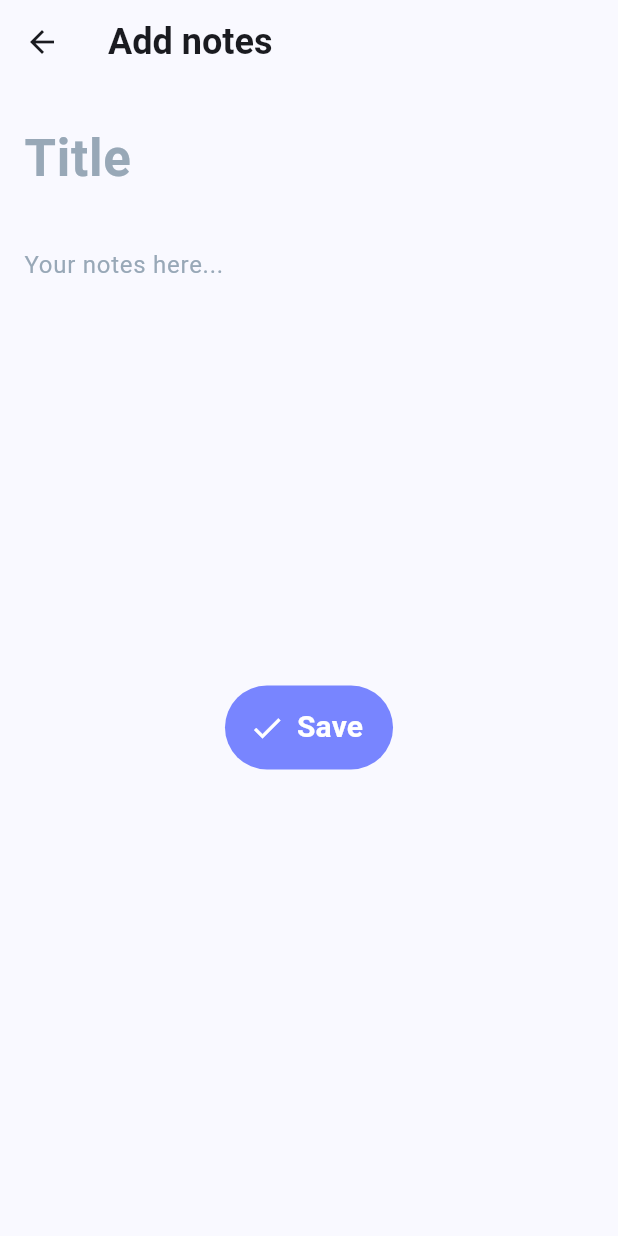
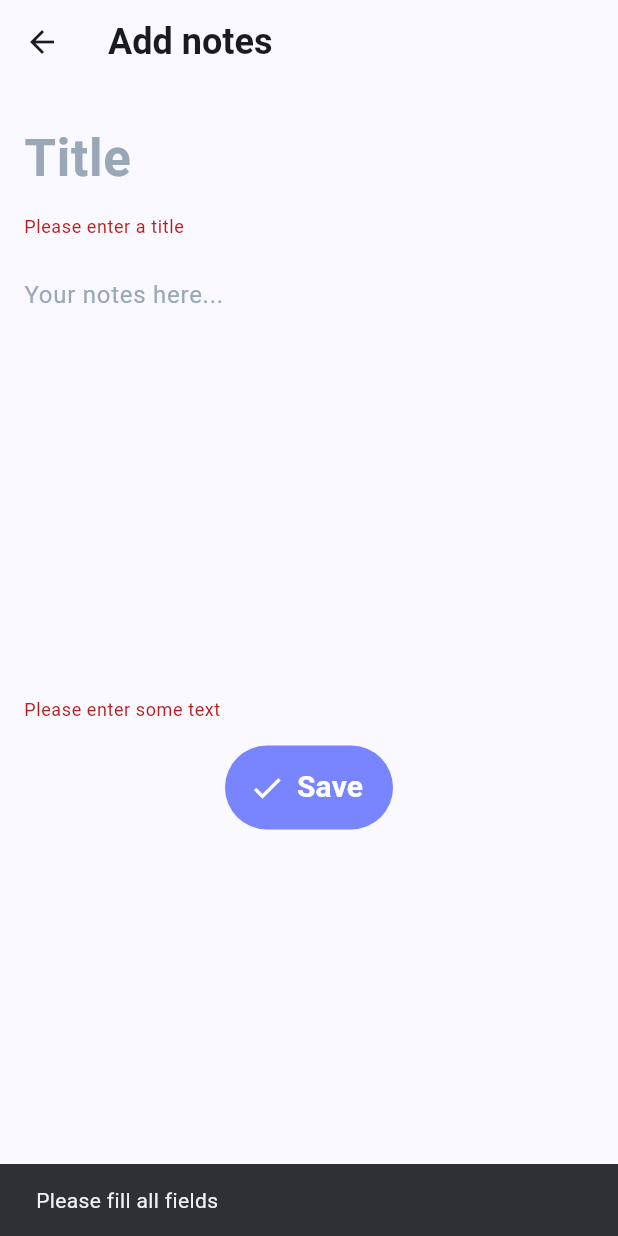
Before and after one commit to manuelduarte077/flutter-graphql-day, a Flutter app: the AddNewTaskScreen screen opened by its route, after a tap on "Save", on a phone screen of 412 x 824 dp. Run offline on Flutter 3.47's test engine with Material 2 defaults, Android fonts, the phone set to English and light mode, and no system bars; our stand-ins replace flutter_hooks, graphql, graphql_flutter; missing offline and left inert: gql; statements that could not run were skipped.

```diff
--- a/lib/features/task/task_new/add_new_task_screen.dart
+++ b/lib/features/task/task_new/add_new_task_screen.dart
@@ -9,6 +9,8 @@ class AddNewTaskScreen extends StatelessWidget {
   Widget build(BuildContext context) {
     final titleController = TextEditingController();
     final descriptionController = TextEditingController();
+
+    final formKey = GlobalKey<FormState>();
 
     return Scaffold(
       appBar: AppBar(
@@ -28,10 +30,18 @@ class AddNewTaskScreen extends StatelessWidget {
 
           return Padding(
             padding: const EdgeInsets.symmetric(horizontal: 16),
+            child: Form(
+              key: formKey,
               child: Column(
                 children: [
                   const SizedBox(height: 16),
                   TextFormField(
+                    validator: (value) {
+                      if (value == null || value.isEmpty) {
+                        return 'Please enter a title';
+                      }
+                      return null;
+                    },
                     autocorrect: false,
                     onChanged: (value) => titleController.text = value,
                     style: const TextStyle(fontSize: 24),
@@ -50,6 +60,12 @@ class AddNewTaskScreen extends StatelessWidget {
                   ),
                   const SizedBox(height: 16),
                   TextFormField(
+                    validator: (value) {
+                      if (value == null || value.isEmpty) {
+                        return 'Please enter some text';
+                      }
+                      return null;
+                    },
                     autocorrect: false,
                     onChanged: (value) => descriptionController.text = value,
                     style: const TextStyle(fontSize: 18),
@@ -70,11 +86,7 @@ class AddNewTaskScreen extends StatelessWidget {
                   /// Save button
                   FloatingActionButton.extended(
                     onPressed: () async {
-                    if (titleController.text.isEmpty) {
-                      return;
-                    } else if (descriptionController.text.isEmpty) {
-                      return;
-                    } else {
+                      if (formKey.currentState!.validate()) {
                         await runMutation(
                           Variables$Mutation$TodoCreate(
                             todo: Input$TodoInput(
@@ -98,6 +110,12 @@ class AddNewTaskScreen extends StatelessWidget {
                           );
                           Navigator.of(context).pop();
                         }
+                      } else {
+                        ScaffoldMessenger.of(context).showSnackBar(
+                          SnackBar(
+                            content: const Text('Please fill all fields'),
+                          ),
+                        );
                       }
                     },
                     shape: const RoundedRectangleBorder(
@@ -117,6 +135,7 @@ class AddNewTaskScreen extends StatelessWidget {
                   ),
                 ],
               ),
+            ),
           );
         },
       ),
```
Also changed, not shown: lib/features/task/task_list/tasks_card_screen.dart (+19 -5 lines). Lines whose indentation alone changed are shown as unchanged.
